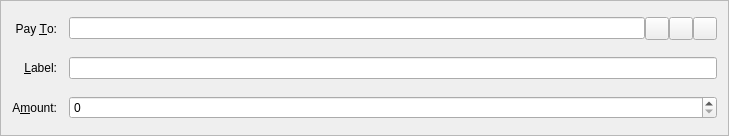
This is src/qt/forms/sendcoinsentry.ui in toacoin/TOA as Qt 5 draws it before an edit. The edited form follows.
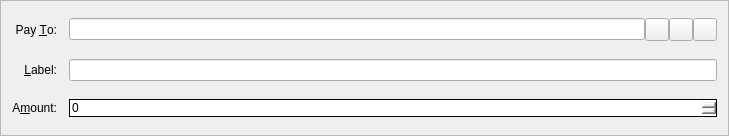
This is the edited form. Icons and pictures are not drawn. Custom widgets are drawn as their Qt base class.

Diff of the .ui file:
```diff
--- a/src/qt/forms/sendcoinsentry.ui
+++ b/src/qt/forms/sendcoinsentry.ui
@@ -53,7 +53,11 @@
     </widget>
    </item>
    <item row="5" column="1">
-    <widget class="BitcoinAmountField" name="payAmount"/>
+    <widget class="BitcoinAmountField" name="payAmount">
+     <property name="styleSheet">
+      <string notr="true">border-style:solid;border-width:1</string>
+     </property>
+    </widget>
    </item>
    <item row="4" column="1">
     <layout class="QHBoxLayout" name="horizontalLayout_2">
```
